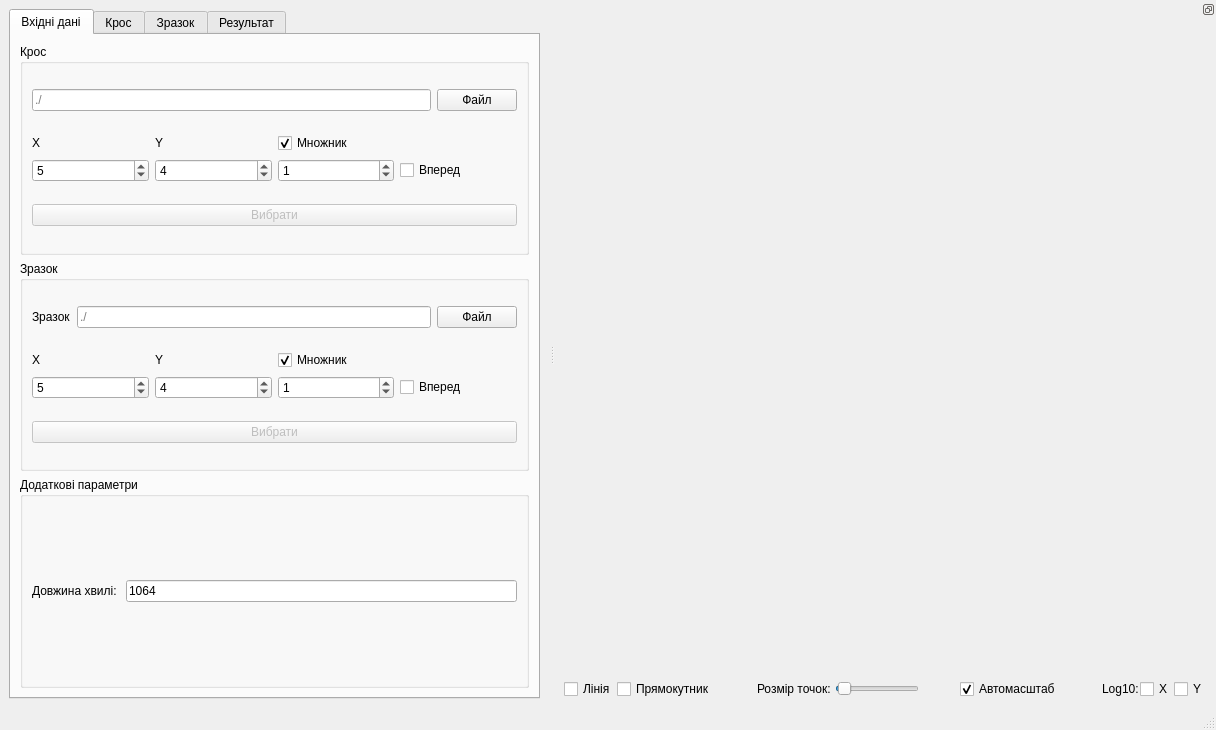
Before: the Qt Designer form form.ui in xkronosua/QTR, drawn with Qt 5.
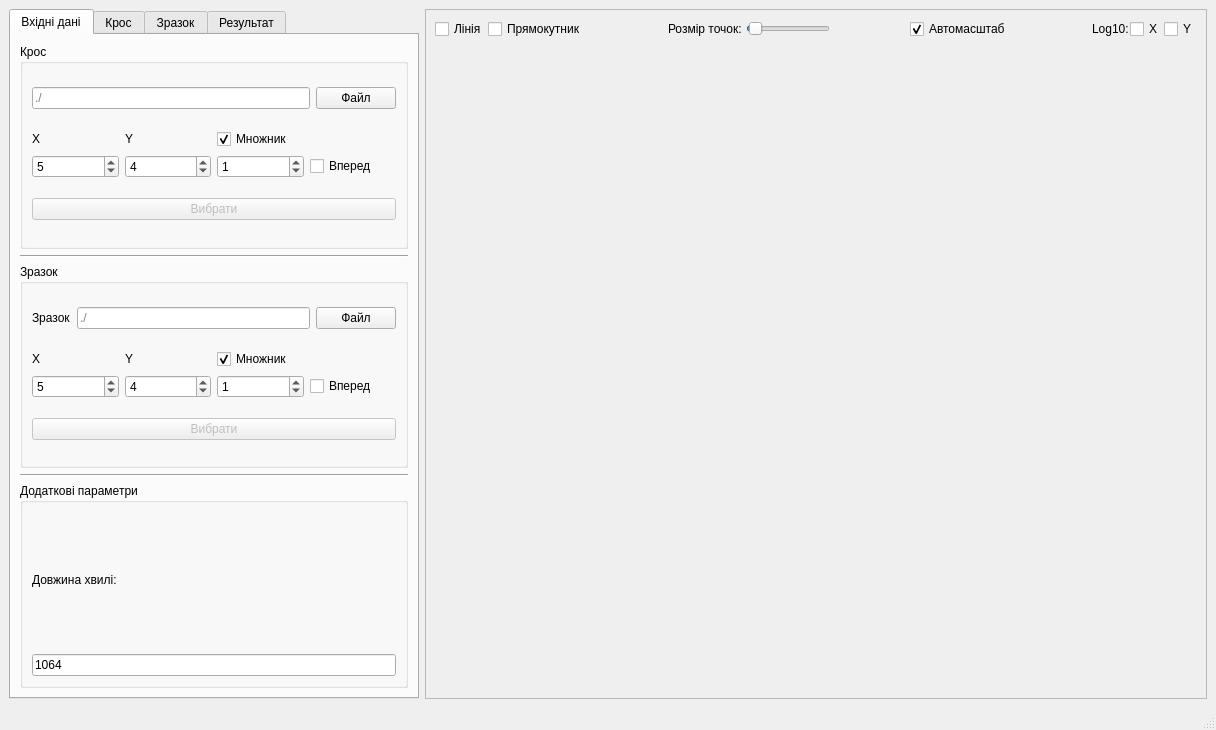
After: the same form once the commit is applied. Custom widgets are drawn as their Qt base class.

Commit message: щось підправив)

Diff of the .ui file:
```diff
--- a/form.ui
+++ b/form.ui
@@ -214,6 +214,13 @@
           </layout>
          </widget>
         </item>
+        <item>
+         <widget class="Line" name="line">
+          <property name="orientation">
+           <enum>Qt::Horizontal</enum>
+          </property>
+         </widget>
+        </item>
         <item>
          <widget class="QGroupBox" name="groupBox_2">
           <property name="title">
@@ -256,7 +263,7 @@
                 <number>0</number>
                </property>
                <property name="maximum">
-                <number>100</number>
+                <number>50</number>
                </property>
                <property name="value">
                 <number>1</number>
@@ -269,7 +276,7 @@
                 <number>0</number>
                </property>
                <property name="maximum">
-                <number>100</number>
+                <number>50</number>
                </property>
                <property name="value">
                 <number>4</number>
@@ -282,7 +289,7 @@
                 <number>0</number>
                </property>
                <property name="maximum">
-                <number>100</number>
+                <number>50</number>
                </property>
                <property name="value">
                 <number>5</number>
@@ -353,21 +360,20 @@
           </layout>
          </widget>
         </item>
+        <item>
+         <widget class="Line" name="line_2">
+          <property name="orientation">
+           <enum>Qt::Horizontal</enum>
+          </property>
+         </widget>
+        </item>
         <item>
          <widget class="QGroupBox" name="groupBox_3">
-          <property name="minimumSize">
-           <size>
-            <width>0</width>
-            <height>175</height>
-           </size>
-          </property>
           <property name="title">
            <string>Додаткові параметри</string>
           </property>
           <layout class="QVBoxLayout" name="verticalLayout_9">
            <item>
-            <layout class="QHBoxLayout" name="horizontalLayout_4">
-             <item>
               <widget class="QLabel" name="label_32">
                <property name="text">
                 <string>Довжина хвилі: </string>
@@ -379,9 +385,10 @@
                <property name="text">
                 <string>1064</string>
                </property>
-              </widget>
-             </item>
-            </layout>
+             <property name="maxLength">
+              <number>50</number>
+             </property>
+            </widget>
            </item>
           </layout>
          </widget>
@@ -1663,44 +1670,15 @@
       </widget>
      </widget>
     </item>
-   </layout>
-  </widget>
-  <widget class="QStatusBar" name="statusbar">
-   <property name="sizePolicy">
-    <sizepolicy hsizetype="Minimum" vsizetype="MinimumExpanding">
-     <horstretch>0</horstretch>
-     <verstretch>0</verstretch>
-    </sizepolicy>
-   </property>
-  </widget>
-  <widget class="QDockWidget" name="dockWidget_2">
-   <property name="sizePolicy">
-    <sizepolicy hsizetype="Maximum" vsizetype="Maximum">
-     <horstretch>0</horstretch>
-     <verstretch>0</verstretch>
-    </sizepolicy>
-   </property>
-   <property name="floating">
-    <bool>false</bool>
-   </property>
-   <property name="features">
-    <set>QDockWidget::DockWidgetFloatable|QDockWidget::DockWidgetMovable</set>
-   </property>
-   <attribute name="dockWidgetArea">
-    <number>2</number>
-   </attribute>
-   <widget class="QWidget" name="dockWidgetContents_2">
-    <layout class="QVBoxLayout" name="verticalLayout">
      <item>
-      <widget class="MplWidget" name="mpl" native="true">
-       <property name="sizePolicy">
-        <sizepolicy hsizetype="Minimum" vsizetype="MinimumExpanding">
-         <horstretch>0</horstretch>
-         <verstretch>0</verstretch>
-        </sizepolicy>
-       </property>
-      </widget>
-     </item>
+     <widget class="QFrame" name="frame">
+      <property name="frameShape">
+       <enum>QFrame::StyledPanel</enum>
+      </property>
+      <property name="frameShadow">
+       <enum>QFrame::Raised</enum>
+      </property>
+      <layout class="QVBoxLayout" name="verticalLayout_4">
      <item>
       <layout class="QHBoxLayout" name="horizontalLayout_21">
        <property name="spacing">
@@ -1818,8 +1796,28 @@
        </item>
       </layout>
      </item>
-    </layout>
-   </widget>
+       <item>
+        <widget class="MplWidget" name="mpl" native="true">
+         <property name="sizePolicy">
+          <sizepolicy hsizetype="Minimum" vsizetype="MinimumExpanding">
+           <horstretch>0</horstretch>
+           <verstretch>0</verstretch>
+          </sizepolicy>
+         </property>
+        </widget>
+       </item>
+      </layout>
+     </widget>
+    </item>
+   </layout>
+  </widget>
+  <widget class="QStatusBar" name="statusbar">
+   <property name="sizePolicy">
+    <sizepolicy hsizetype="Minimum" vsizetype="MinimumExpanding">
+     <horstretch>0</horstretch>
+     <verstretch>0</verstretch>
+    </sizepolicy>
+   </property>
   </widget>
  </widget>
  <customwidgets>
```
Left out of the diff: 64 changed lines with no effect on the pictures. Lines whose indentation alone changed are shown as unchanged. The commit also changes 1 other file.
